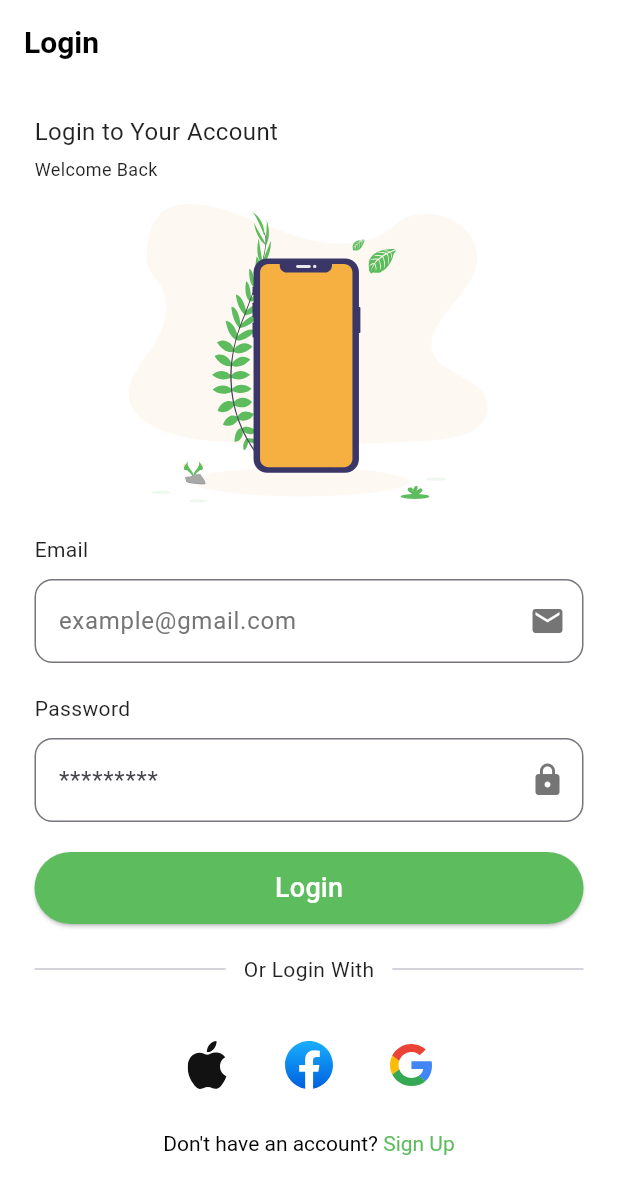
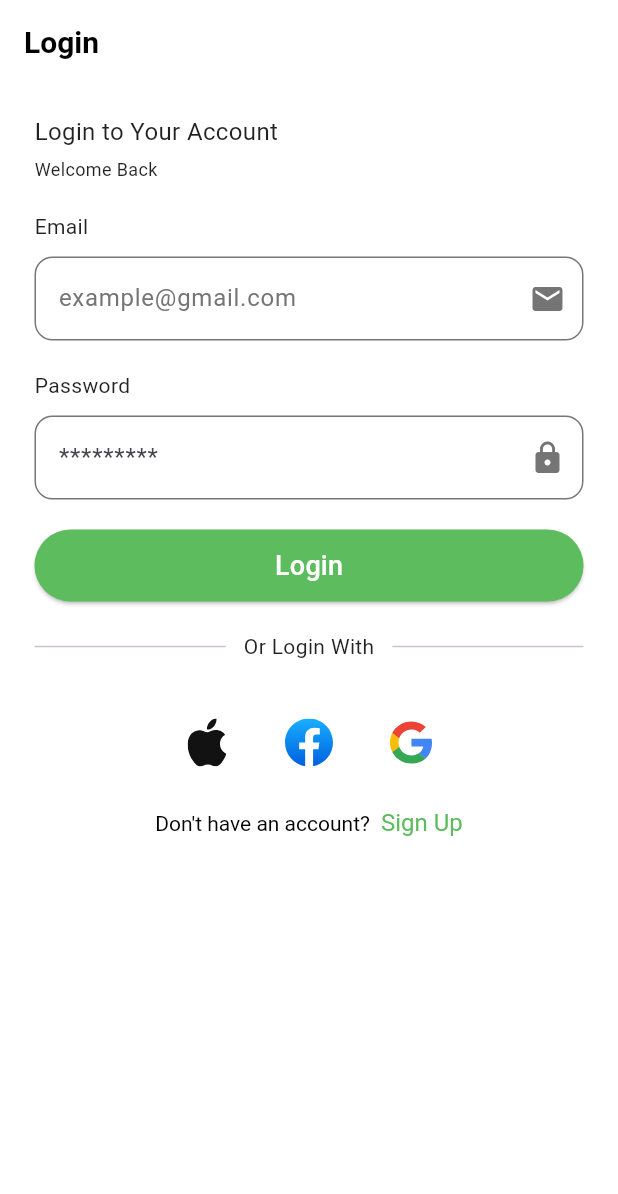
Before and after one commit to Abdallah-Hussien/nti_flutter, a Flutter app: the screen it shows after launch, on a phone screen of 412 x 824 dp. Shown: the top 1194 px of the screen. Run offline on Flutter 3.47's test engine with Material 3 defaults, Android fonts, the phone set to English and light mode, and no system bars; our stand-ins replace flutter_svg; key blocks and very long unbroken strings in the code were emptied for the run.

Commit message:
# refactor text

```diff
--- a/lib/screens/auth/login/login.dart
+++ b/lib/screens/auth/login/login.dart
@@ -3,8 +3,6 @@
 import 'package:flutter/gestures.dart';
 import 'package:flutter/material.dart';
 import 'package:flutter_svg/svg.dart';
-import 'package:nti_flutter/screens/auth/register/register.dart';
-import 'package:nti_flutter/screens/profile/edit_profile.dart';
 
 class Login extends StatelessWidget {
   const Login({super.key});
@@ -33,14 +31,6 @@ class Login extends StatelessWidget {
               'Welcome Back',
               style: TextStyle(
                 fontSize: 12,
-              ),
-            ),
-            const SizedBox(height: 15),
-            Center(
-              child: SvgPicture.asset(
-                'assets/icons/ic_bannar_login.svg',
-                width: double.infinity,
-                height: 200,
               ),
             ),
             const SizedBox(height: 20),
@@ -112,7 +102,65 @@ class Login extends StatelessWidget {
               ],
             ),
             SizedBox(height: 30),
-            Row(
+            AccountsLogin(),
+            SizedBox(height: 20),
+            DoNotHaveAccount(),
+            SizedBox(height: 50),
+          ],
+        ),
+      ),
+    );
+  }
+}
+
+class DoNotHaveAccount extends StatelessWidget {
+  const DoNotHaveAccount({
+    super.key,
+  });
+
+  @override
+  Widget build(BuildContext context) {
+    return Center(
+      child: RichText(
+          text: TextSpan(
+        children: [
+          TextSpan(
+            text: "Don't have an account? ",
+            style: TextStyle(color: Colors.black),
+          ),
+          TextSpan(
+            text: " Sign Up",
+            style: TextStyle(color: Color(0xFF5DBC5D), fontSize: 16),
+            recognizer: TapGestureRecognizer()
+              ..onTap = () {
+                /// simple navigation
+                // Navigator.push(context, MaterialPageRoute(
+                //   builder: (context) {
+                //     return Register();
+                //   },
+                // ));
+
+                /// named navigation
+                //Navigator.pushNamed(context, '/register');
+
+                /// receive data from register screen
+                move(context);
+              },
+          ),
+        ],
+      )),
+    );
+  }
+}
+
+class AccountsLogin extends StatelessWidget {
+  const AccountsLogin({
+    super.key,
+  });
+
+  @override
+  Widget build(BuildContext context) {
+    return Row(
       mainAxisAlignment: MainAxisAlignment.center,
       children: [
         IconButton(
@@ -142,42 +190,6 @@ class Login extends StatelessWidget {
           ),
         )
       ],
-            ),
-            SizedBox(height: 20),
-            Center(
-              child: RichText(
-                  text: TextSpan(
-                children: [
-                  TextSpan(
-                    text: "Don't have an account? ",
-                    style: TextStyle(color: Colors.black),
-                  ),
-                  TextSpan(
-                    text: "Sign Up",
-                    style: TextStyle(color: Color(0xFF5DBC5D)),
-                    recognizer: TapGestureRecognizer()
-                      ..onTap = () {
-                        /// simple navigation
-                        // Navigator.push(context, MaterialPageRoute(
-                        //   builder: (context) {
-                        //     return Register();
-                        //   },
-                        // ));
-
-                        /// named navigation
-                        //Navigator.pushNamed(context, '/register');
-
-                        /// receive data from register screen
-                        move(context);
-                      },
-                  ),
-                ],
-              )),
-            ),
-            SizedBox(height: 50),
-          ],
-        ),
-      ),
     );
   }
 }
--- a/lib/screens/auth/register/register.dart
+++ b/lib/screens/auth/register/register.dart
@@ -155,8 +155,8 @@ class Register extends StatelessWidget {
                     style: TextStyle(color: Colors.black),
                   ),
                   TextSpan(
-                    text: "Login",
-                    style: TextStyle(color: Color(0xFF5DBC5D)),
+                    text: " Login",
+                    style: TextStyle(color: Color(0xFF5DBC5D), fontSize: 16),
                     recognizer: TapGestureRecognizer()
                       ..onTap = () {
                         /// common mistake
```
Lines whose indentation alone changed are shown as unchanged.
